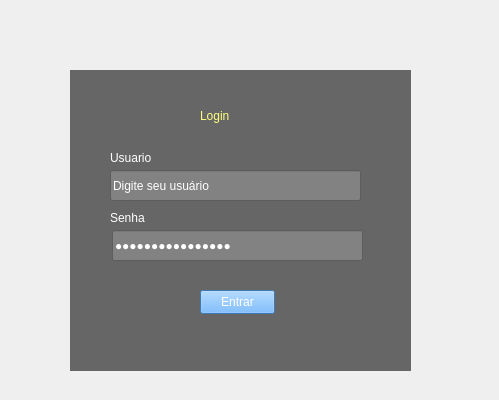
This is Atividade_do_QT/login.ui in dev-rls/Todas-As-Aulas as Qt 5 draws it before an edit. The edited form follows.
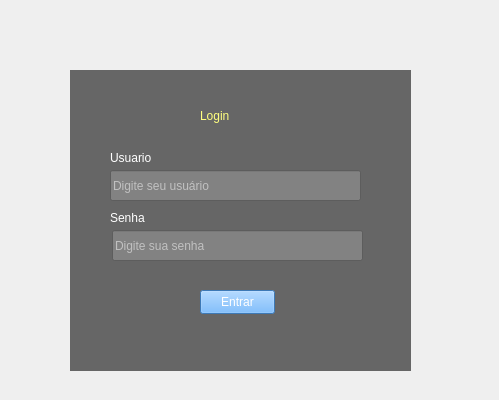
This is the edited form. Icons and pictures are not drawn.

Patch:
```diff
--- a/Atividade_do_QT/login.ui
+++ b/Atividade_do_QT/login.ui
@@ -64,13 +64,13 @@
 color: rgb(255, 255, 255);</string>
      </property>
      <property name="text">
-      <string>Digite sua senha</string>
+      <string/>
      </property>
      <property name="echoMode">
       <enum>QLineEdit::EchoMode::Password</enum>
      </property>
      <property name="placeholderText">
-      <string/>
+      <string>Digite sua senha</string>
      </property>
     </widget>
     <widget class="QLineEdit" name="input_usuario">
@@ -88,6 +88,9 @@
 background-color: rgb(130, 130, 130);</string>
      </property>
      <property name="text">
+      <string/>
+     </property>
+     <property name="placeholderText">
       <string>Digite seu usuário</string>
      </property>
     </widget>
```
